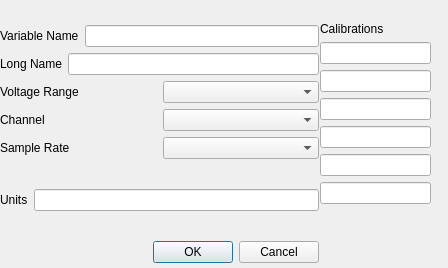
Before: the Qt Designer form src/nidas/apps/config/AddA2DVariableComboDialog.ui in NCAR/nidas, drawn with Qt 5.
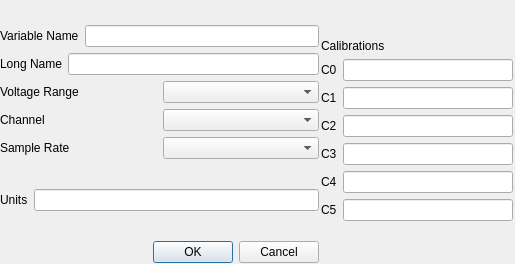
After: the same form once the commit is applied.

Commit message: Add labels for calibration coefficients (C0-C5).

The edit to the form file:
```diff
--- a/src/nidas/apps/config/AddA2DVariableComboDialog.ui
+++ b/src/nidas/apps/config/AddA2DVariableComboDialog.ui
@@ -6,8 +6,8 @@
    <rect>
     <x>0</x>
     <y>0</y>
-    <width>448</width>
-    <height>268</height>
+    <width>515</width>
+    <height>264</height>
    </rect>
   </property>
   <property name="sizePolicy">
@@ -19,69 +19,6 @@
   <property name="windowTitle">
    <string>Add Variable</string>
   </property>
-  <widget class="QWidget" name="layoutWidget">
-   <property name="geometry">
-    <rect>
-     <x>320</x>
-     <y>0</y>
-     <width>111</width>
-     <height>252</height>
-    </rect>
-   </property>
-   <layout class="QVBoxLayout" name="verticalLayout_2">
-    <item>
-     <spacer name="verticalSpacer_4">
-      <property name="orientation">
-       <enum>Qt::Vertical</enum>
-      </property>
-      <property name="sizeHint" stdset="0">
-       <size>
-        <width>20</width>
-        <height>13</height>
-       </size>
-      </property>
-     </spacer>
-    </item>
-    <item>
-     <widget class="QLabel" name="CalibrationLabel">
-      <property name="text">
-       <string>Calibrations</string>
-      </property>
-     </widget>
-    </item>
-    <item>
-     <widget class="QLineEdit" name="Calib1Text"/>
-    </item>
-    <item>
-     <widget class="QLineEdit" name="Calib2Text"/>
-    </item>
-    <item>
-     <widget class="QLineEdit" name="Calib3Text"/>
-    </item>
-    <item>
-     <widget class="QLineEdit" name="Calib4Text"/>
-    </item>
-    <item>
-     <widget class="QLineEdit" name="Calib5Text"/>
-    </item>
-    <item>
-     <widget class="QLineEdit" name="Calib6Text"/>
-    </item>
-    <item>
-     <spacer name="verticalSpacer">
-      <property name="orientation">
-       <enum>Qt::Vertical</enum>
-      </property>
-      <property name="sizeHint" stdset="0">
-       <size>
-        <width>17</width>
-        <height>48</height>
-       </size>
-      </property>
-     </spacer>
-    </item>
-   </layout>
-  </widget>
   <widget class="QWidget" name="layoutWidget">
    <property name="geometry">
     <rect>
@@ -227,6 +164,135 @@
     </item>
    </layout>
   </widget>
+  <widget class="QWidget" name="">
+   <property name="geometry">
+    <rect>
+     <x>321</x>
+     <y>1</y>
+     <width>192</width>
+     <height>257</height>
+    </rect>
+   </property>
+   <layout class="QVBoxLayout" name="verticalLayout_2">
+    <item>
+     <spacer name="verticalSpacer_4">
+      <property name="orientation">
+       <enum>Qt::Vertical</enum>
+      </property>
+      <property name="sizeHint" stdset="0">
+       <size>
+        <width>20</width>
+        <height>13</height>
+       </size>
+      </property>
+     </spacer>
+    </item>
+    <item>
+     <widget class="QLabel" name="CalibrationLabel">
+      <property name="text">
+       <string>Calibrations</string>
+      </property>
+     </widget>
+    </item>
+    <item>
+     <layout class="QHBoxLayout" name="Cal1Layout">
+      <item>
+       <widget class="QLabel" name="Cal1Label">
+        <property name="text">
+         <string>C0</string>
+        </property>
+       </widget>
+      </item>
+      <item>
+       <widget class="QLineEdit" name="Calib1Text"/>
+      </item>
+     </layout>
+    </item>
+    <item>
+     <layout class="QHBoxLayout" name="Cal2Layout">
+      <item>
+       <widget class="QLabel" name="Cal2Label">
+        <property name="text">
+         <string>C1</string>
+        </property>
+       </widget>
+      </item>
+      <item>
+       <widget class="QLineEdit" name="Calib2Text"/>
+      </item>
+     </layout>
+    </item>
+    <item>
+     <layout class="QHBoxLayout" name="Cal3Layout">
+      <item>
+       <widget class="QLabel" name="Cal3Label">
+        <property name="text">
+         <string>C2</string>
+        </property>
+       </widget>
+      </item>
+      <item>
+       <widget class="QLineEdit" name="Calib3Text"/>
+      </item>
+     </layout>
+    </item>
+    <item>
+     <layout class="QHBoxLayout" name="Cal4Layout">
+      <item>
+       <widget class="QLabel" name="Cal4Label">
+        <property name="text">
+         <string>C3</string>
+        </property>
+       </widget>
+      </item>
+      <item>
+       <widget class="QLineEdit" name="Calib4Text"/>
+      </item>
+     </layout>
+    </item>
+    <item>
+     <layout class="QHBoxLayout" name="Cal5Layout">
+      <item>
+       <widget class="QLabel" name="Cal5Label">
+        <property name="text">
+         <string>C4</string>
+        </property>
+       </widget>
+      </item>
+      <item>
+       <widget class="QLineEdit" name="Calib5Text"/>
+      </item>
+     </layout>
+    </item>
+    <item>
+     <layout class="QHBoxLayout" name="Cal6Layout">
+      <item>
+       <widget class="QLabel" name="Cal6Label">
+        <property name="text">
+         <string>C5</string>
+        </property>
+       </widget>
+      </item>
+      <item>
+       <widget class="QLineEdit" name="Calib6Text"/>
+      </item>
+     </layout>
+    </item>
+    <item>
+     <spacer name="verticalSpacer">
+      <property name="orientation">
+       <enum>Qt::Vertical</enum>
+      </property>
+      <property name="sizeHint" stdset="0">
+       <size>
+        <width>136</width>
+        <height>13</height>
+       </size>
+      </property>
+     </spacer>
+    </item>
+   </layout>
+  </widget>
  </widget>
  <tabstops>
   <tabstop>VariableText</tabstop>
```
